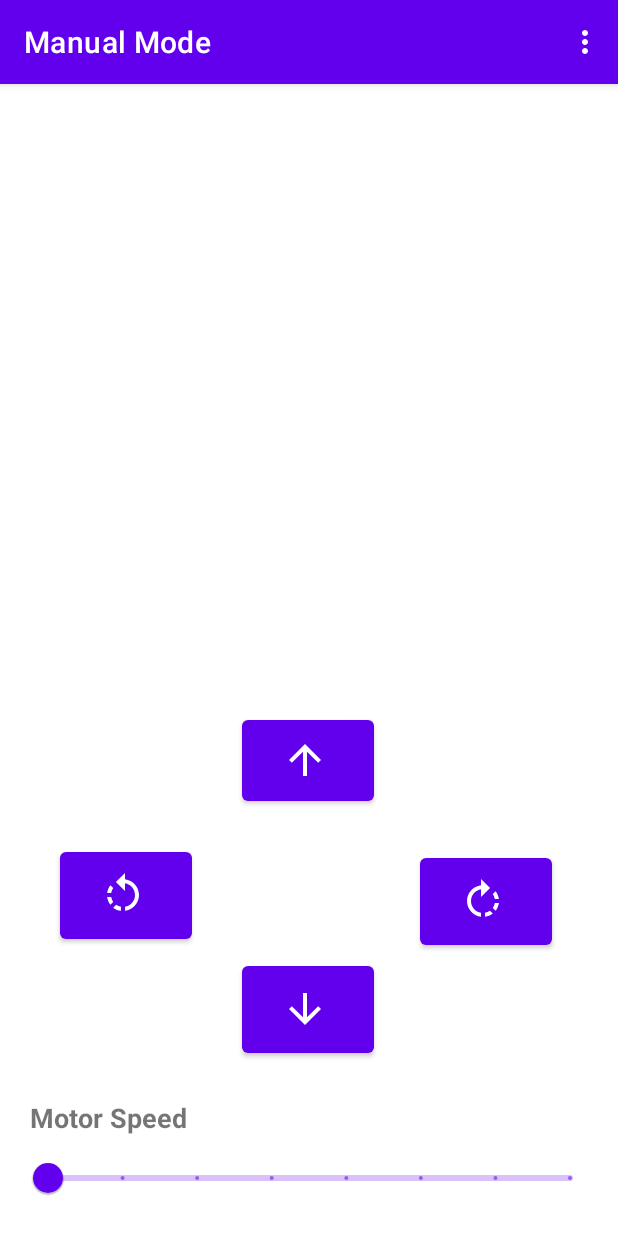
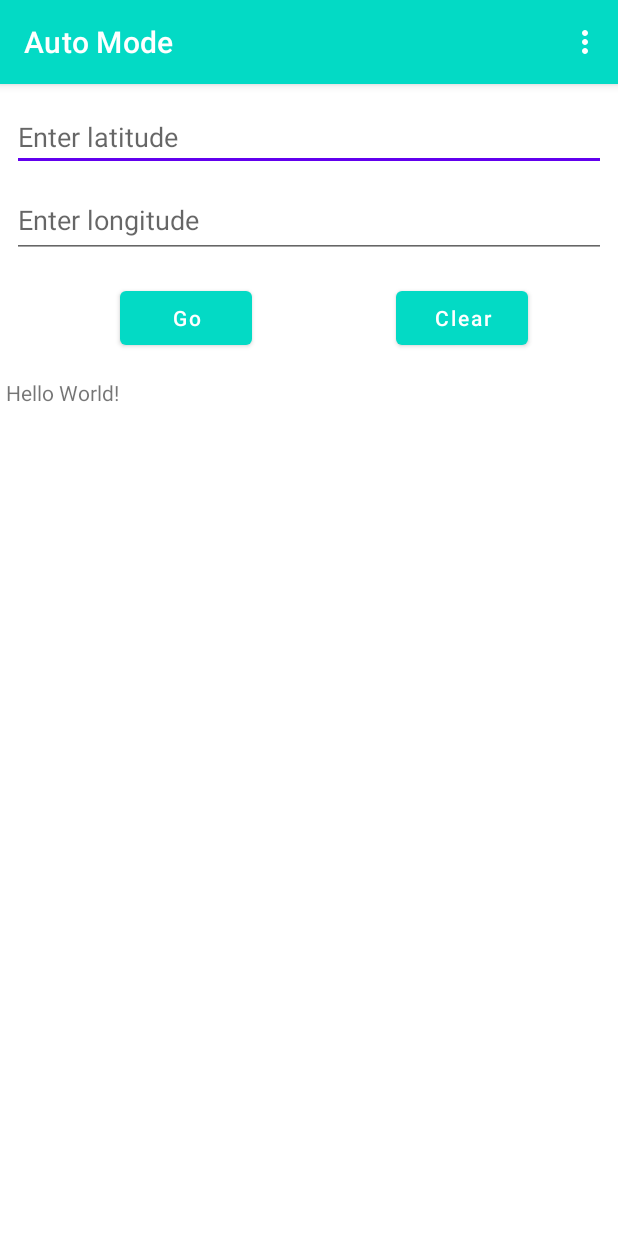
Before and after one commit to TSarkar2000/RoboticMind, an Android app: the ManualActivity screen opened directly, with no data from a screen before it, in the options menu, after a tap on "Switch to auto", on a phone screen of 412 x 824 dp. Run offline under Robolectric (Android 15) with nearby library versions, the phone set to English and light mode, and no system bars; libraries missing offline, so code that uses them is left out: org.eclipse.paho; 2 statements that could not run were skipped.

Commit message:
Added auto controls + few improvements in connection logic

```diff
--- a/app/build.gradle
+++ b/app/build.gradle
@@ -3,12 +3,12 @@ plugins {
 }
 
 android {
-    compileSdkVersion 29
+    compileSdkVersion 30
 
     defaultConfig {
         applicationId "com.tsc.roboticmind"
         minSdkVersion 22
-        targetSdkVersion 29
+        targetSdkVersion 30
         versionCode 1
         versionName "1.0"
 
--- /dev/null
+++ b/app/src/main/java/com/tsc/roboticmind/AutoActivity.java
@@ -0,0 +1,143 @@
+package com.tsc.roboticmind;
+
+import android.annotation.SuppressLint;
+import android.content.Intent;
+import android.os.Bundle;
+import android.view.Menu;
+import android.view.MenuItem;
+import android.view.View;
+import android.widget.EditText;
+import android.widget.ScrollView;
+import android.widget.TextView;
+import android.widget.Toast;
+
+import androidx.annotation.NonNull;
+import androidx.appcompat.app.AlertDialog;
+import androidx.appcompat.app.AppCompatActivity;
+
+import com.tsc.roboticmind.core.MqttRoboClient;
+import com.tsc.roboticmind.core.RoboClient;
+import com.tsc.roboticmind.core.Task;
+import com.tsc.roboticmind.utils.DataHolder;
+import com.tsc.roboticmind.utils.Prefs;
+
+import org.eclipse.paho.client.mqttv3.IMqttDeliveryToken;
+import org.eclipse.paho.client.mqttv3.MqttException;
+import org.eclipse.paho.client.mqttv3.MqttMessage;
+
+import java.util.Objects;
+
+public class AutoActivity extends AppCompatActivity {
+
+    EditText latText, lonText;
+    ScrollView scrollView;
+    TextView autoDisplay;
+
+    private Task task;
+
+    @Override
+    protected void onCreate(Bundle savedInstanceState) {
+        super.onCreate(savedInstanceState);
+        setContentView(R.layout.activity_auto);
+
+        Objects.requireNonNull(getSupportActionBar()).setTitle("Auto Mode");
+
+        latText = findViewById(R.id.latText);
+        lonText = findViewById(R.id.lonText);
+        scrollView = findViewById(R.id.scrollView2);
+        autoDisplay = findViewById(R.id.autoDisplay);
+
+        task = DataHolder.getInstance().getTask();
+        task.setMqttEventListener(eventListener);
+    }
+
+    private final StringBuilder sb = new StringBuilder();
+    private final MqttRoboClient.EventListener eventListener = new MqttRoboClient.EventListener() {
+
+        @Override
+        public void connectionLost(Throwable cause) {
+            onMessageEvent("Disconnected.");
+        }
+
+        @Override
+        public void messageArrived(String topic, MqttMessage message) throws Exception {
+            onMessageEvent("Arrived " + (topic) + ": " + message);
+        }
+
+        @Override
+        public void deliveryComplete(IMqttDeliveryToken token) {
+            try {
+                onMessageEvent("Delivered:" + token.getMessage());
+            } catch (MqttException e) {
+                e.printStackTrace();
+            }
+        }
+
+        @Override
+        public void connectComplete(boolean reconnect, String serverURI) {
+            onMessageEvent("Connected to " + serverURI);
+            onMessageEvent("Client Id: " + task.reqClientId());
+            task.subscribe(Prefs.FROM_ESP8266);
+        }
+
+        @Override
+        public void onMessageEvent(String message) {
+            sb.append(message).append("\n");
+            autoDisplay.setText(sb.toString());
+            scrollView.fullScroll(View.FOCUS_DOWN);
+        }
+    };
+
+    public void onClearClick(View v) {
+        latText.setText("");
+        lonText.setText("");
+    }
+
+    public void onGoClick(View v) {
+        String lat = latText.getText().toString();
+        String lon = lonText.getText().toString();
+        if (lat.length() > 0 && lon.length() > 0) {
+            task.sendCommand("G" + lat + "," + lon, -1);
+        } else {
+            Toast.makeText(this, "Invalid coordinates!", Toast.LENGTH_SHORT).show();
+        }
+    }
+
+    @Override
+    public boolean onCreateOptionsMenu(Menu menu) {
+        getMenuInflater().inflate(R.menu.menu2, menu);
+        return super.onCreateOptionsMenu(menu);
+    }
+
+    @SuppressLint("NonConstantResourceId")
+    @Override
+    public boolean onOptionsItemSelected(@NonNull MenuItem item) {
+        switch (item.getItemId()) {
+            case R.id.manualMode:
+                startActivity(new Intent(this, ManualActivity.class));
+                finish();
+                break;
+            case R.id.settings:
+                startActivity(new Intent(this, SettingsActivity.class));
+                break;
+            case R.id.clearLogs:
+                autoDisplay.setText("");
+                sb.delete(0, sb.length());
+                break;
+        }
+        return super.onOptionsItemSelected(item);
+    }
+
+    @Override
+    public void onBackPressed() {
+        new AlertDialog.Builder(this)
+                .setMessage("Do you really want to exit ?")
+                .setPositiveButton("Yes", (dialog, which) -> {
+                    task.stop();
+                    finish();
+                })
+                .setNegativeButton("Cancel", null)
+                .create()
+                .show();
+    }
+}
--- a/app/src/main/java/com/tsc/roboticmind/MainActivity.java
+++ b/app/src/main/java/com/tsc/roboticmind/ManualActivity.java
@@ -23,13 +23,14 @@ import com.tsc.roboticmind.core.MqttRoboClient;
 import com.tsc.roboticmind.core.RoboClient;
 import com.tsc.roboticmind.core.Task;
 import com.tsc.roboticmind.utils.Commands;
+import com.tsc.roboticmind.utils.DataHolder;
 import com.tsc.roboticmind.utils.Prefs;
 
 import org.eclipse.paho.client.mqttv3.IMqttDeliveryToken;
 import org.eclipse.paho.client.mqttv3.MqttException;
 import org.eclipse.paho.client.mqttv3.MqttMessage;
 
-public class MainActivity extends AppCompatActivity implements View.OnTouchListener, SharedPreferences.OnSharedPreferenceChangeListener {
+public class ManualActivity extends AppCompatActivity implements View.OnTouchListener, SharedPreferences.OnSharedPreferenceChangeListener {
 
     private Button upBtn;
     private Button rightBtn;
@@ -54,7 +55,7 @@ public class MainActivity extends AppCompatActivity implements View.OnTouchListe
 
         slider = findViewById(R.id.slider);
 
-        mainDisplay = findViewById(R.id.mainDisplay);
+        mainDisplay = findViewById(R.id.manualDisplay);
 
         scrollView = findViewById(R.id.scrollView);
     }
@@ -63,12 +64,12 @@ public class MainActivity extends AppCompatActivity implements View.OnTouchListe
     @Override
     protected void onCreate(Bundle savedInstanceState) {
         super.onCreate(savedInstanceState);
-        setContentView(R.layout.activity_main);
+        setContentView(R.layout.activity_manual);
 
         SharedPreferences preferences = getApplicationContext().getSharedPreferences("settings", MODE_PRIVATE);
         preferences.registerOnSharedPreferenceChangeListener(this);
 
-        task = new Task(new RoboClient(1, preferences.getString(Prefs.KEY_BROKER, Prefs.DEF_BROKER), this));
+        task = DataHolder.getInstance().getTask();
         task.setMqttEventListener(eventListener);
 
         initWidgets();
@@ -81,8 +82,6 @@ public class MainActivity extends AppCompatActivity implements View.OnTouchListe
         leftBtn.setOnTouchListener(this);
 
         slider.addOnSliderTouchListener(onSliderTouchListener);
-
-        task.begin();
     }
 
     private final Slider.OnSliderTouchListener onSliderTouchListener = new Slider.OnSliderTouchListener() {
@@ -106,7 +105,7 @@ public class MainActivity extends AppCompatActivity implements View.OnTouchListe
 
         @Override
         public void messageArrived(String topic, MqttMessage message) {
-            onMessageEvent("Arived "+(topic)+": "+ message);
+            onMessageEvent("Arrived "+(topic)+": "+ message);
         }
 
         @Override
@@ -144,8 +143,8 @@ public class MainActivity extends AppCompatActivity implements View.OnTouchListe
     public boolean onOptionsItemSelected(@NonNull MenuItem item) {
         switch (item.getItemId()) {
             case R.id.autoMode:
-                //startActivity(new Intent(this, AutoActivity.class));
-                //finish();
+                startActivity(new Intent(this, AutoActivity.class));
+                finish();
                 break;
             case R.id.settings:
                 startActivity(new Intent(this, SettingsActivity.class));
@@ -163,16 +162,13 @@ public class MainActivity extends AppCompatActivity implements View.OnTouchListe
     public void onBackPressed() {
         new AlertDialog.Builder(this)
                 .setMessage("Do you really want to exit ?")
-                .setPositiveButton("Yes", (dialog, which) -> finish())
+                .setPositiveButton("Yes", (dialog, which) -> {
+                    task.stop();
+                    finish();
+                })
                 .setNegativeButton("Cancel", null)
                 .create()
                 .show();
-    }
-
-    @Override
-    protected void onDestroy() {
-        super.onDestroy();
-        task.stop();
     }
 
     private Handler handler;
--- a/app/src/main/java/com/tsc/roboticmind/core/Task.java
+++ b/app/src/main/java/com/tsc/roboticmind/core/Task.java
@@ -37,6 +37,6 @@ public class Task {
     }
 
     public void stop() {
-       mqttRoboClient.disconnectAndShutdown();
+       mqttRoboClient.disconnect();
     }
 }
--- /dev/null
+++ b/app/src/main/java/com/tsc/roboticmind/utils/DataHolder.java
@@ -0,0 +1,25 @@
+package com.tsc.roboticmind.utils;
+
+import com.tsc.roboticmind.core.Task;
+
+public class DataHolder {
+
+    private static DataHolder dh;
+    private Task t;
+
+    private DataHolder() {}
+
+    public static DataHolder getInstance() {
+        if(dh == null)
+            dh = new DataHolder();
+        return dh;
+    }
+
+    public Task getTask() {
+        return t;
+    }
+
+    public void setTask(Task t) {
+        this.t = t;
+    }
+}
--- /dev/null
+++ b/app/src/main/res/layout/activity_auto.xml
@@ -0,0 +1,83 @@
+<?xml version="1.0" encoding="utf-8"?>
+<androidx.constraintlayout.widget.ConstraintLayout xmlns:android="http://schemas.android.com/apk/res/android"
+    xmlns:app="http://schemas.android.com/apk/res-auto"
+    xmlns:tools="http://schemas.android.com/tools"
+    android:layout_width="match_parent"
+    android:layout_height="match_parent"
+    tools:context=".AutoActivity">
+
+    <EditText
+        android:id="@+id/latText"
+        android:layout_width="0dp"
+        android:layout_height="42dp"
+        android:layout_marginStart="8dp"
+        android:layout_marginTop="16dp"
+        android:layout_marginEnd="8dp"
+        android:autofillHints=""
+        android:digits="0123456789."
+        android:ems="10"
+        android:hint="Enter latitude"
+        android:inputType="number"
+        app:layout_constraintEnd_toEndOf="parent"
+        app:layout_constraintStart_toStartOf="parent"
+        app:layout_constraintTop_toTopOf="parent" />
+
+    <EditText
+        android:id="@+id/lonText"
+        android:layout_width="0dp"
+        android:layout_height="50dp"
+        android:layout_marginStart="8dp"
+        android:layout_marginTop="8dp"
+        android:layout_marginEnd="8dp"
+        android:digits="0123456789."
+        android:ems="10"
+        android:hint="Enter longitude"
+        android:inputType="number"
+        app:layout_constraintEnd_toEndOf="parent"
+        app:layout_constraintStart_toStartOf="parent"
+        app:layout_constraintTop_toBottomOf="@+id/latText" />
+
+    <Button
+        android:id="@+id/goBtn"
+        android:layout_width="wrap_content"
+        android:layout_height="wrap_content"
+        android:layout_marginStart="80dp"
+        android:layout_marginTop="16dp"
+        android:onClick="onGoClick"
+        android:text="Go"
+        android:textAllCaps="false"
+        app:layout_constraintStart_toStartOf="parent"
+        app:layout_constraintTop_toBottomOf="@+id/lonText" />
+
+    <Button
+        android:id="@+id/clearBtn"
+        android:layout_width="wrap_content"
+        android:layout_height="wrap_content"
+        android:layout_marginTop="16dp"
+        android:layout_marginEnd="60dp"
+        android:onClick="onClearClick"
+        android:text="Clear"
+        android:textAllCaps="false"
+        app:layout_constraintEnd_toEndOf="parent"
+        app:layout_constraintTop_toBottomOf="@+id/lonText" />
+
+    <ScrollView
+        android:id="@+id/scrollView2"
+        android:layout_width="0dp"
+        android:layout_height="0dp"
+        android:layout_marginStart="4dp"
+        android:layout_marginTop="16dp"
+        android:layout_marginEnd="4dp"
+        android:layout_marginBottom="6dp"
+        app:layout_constraintBottom_toBottomOf="parent"
+        app:layout_constraintEnd_toEndOf="parent"
+        app:layout_constraintStart_toStartOf="parent"
+        app:layout_constraintTop_toBottomOf="@+id/goBtn">
+
+        <TextView
+            android:id="@+id/autoDisplay"
+            android:layout_width="match_parent"
+            android:layout_height="match_parent"
+            android:text="Hello World!" />
+    </ScrollView>
+</androidx.constraintlayout.widget.ConstraintLayout>
--- a/app/src/main/res/layout/activity_main.xml
+++ b/app/src/main/res/layout/activity_manual.xml
@@ -5,7 +5,7 @@
     android:id="@+id/cLayout"
     android:layout_width="match_parent"
     android:layout_height="match_parent"
-    tools:context=".MainActivity">
+    tools:context=".ManualActivity">
 
     <Button
         android:id="@+id/upBtn"
@@ -74,8 +74,12 @@
         android:id="@+id/scrollView"
         android:layout_width="fill_parent"
         android:layout_height="0dp"
+        android:layout_marginStart="4dp"
+        android:layout_marginTop="4dp"
+        android:layout_marginEnd="4dp"
+        android:layout_marginBottom="4dp"
+        android:fillViewport="true"
         android:focusableInTouchMode="false"
-        android:fillViewport="true"
         android:scrollbars="vertical"
         app:layout_constraintBottom_toTopOf="@+id/upBtn"
         app:layout_constraintEnd_toEndOf="parent"
@@ -83,11 +87,9 @@
         app:layout_constraintTop_toTopOf="parent">
 
         <TextView
-            android:id="@+id/mainDisplay"
+            android:id="@+id/manualDisplay"
             android:layout_width="match_parent"
-            android:layout_height="match_parent"
-            android:padding="8dp"
-            android:textSize="18sp" />
+            android:layout_height="match_parent" />
     </ScrollView>
 
     <TextView
--- a/app/src/main/res/menu/menu2.xml
+++ b/app/src/main/res/menu/menu2.xml
@@ -1,5 +1,14 @@
 <?xml version="1.0" encoding="utf-8"?>
-<menu xmlns:android="http://schemas.android.com/apk/res/android">
-    <item android:id="@+id/manualMode" android:title="Switch to manual" />
-    <item android:id="@+id/settings" android:title="Settings" />
+<menu xmlns:tools="http://schemas.android.com/tools"
+    xmlns:android="http://schemas.android.com/apk/res/android">
+    <item
+        android:id="@+id/manualMode"
+        android:title="Switch to manual"
+        />
+    <item
+        android:id="@+id/settings"
+        android:title="Settings" />
+    <item
+        android:id="@+id/clearLogs"
+        android:title="Clear logs" />
 </menu>
--- a/app/src/main/res/values/themes.xml
+++ b/app/src/main/res/values/themes.xml
@@ -2,12 +2,12 @@
     <!-- Base application theme. -->
     <style name="Theme.RoboController" parent="Theme.MaterialComponents.DayNight.DarkActionBar">
         <!-- Primary brand color. -->
-        <item name="colorPrimary">@color/purple_500</item>
-        <item name="colorPrimaryVariant">@color/purple_700</item>
+        <item name="colorPrimary">@color/teal_200</item>
+        <item name="colorPrimaryVariant">@color/teal_700</item>
         <item name="colorOnPrimary">@color/white</item>
         <!-- Secondary brand color. -->
-        <item name="colorSecondary">@color/teal_200</item>
-        <item name="colorSecondaryVariant">@color/teal_700</item>
+        <item name="colorSecondary">@color/purple_500</item>
+        <item name="colorSecondaryVariant">@color/purple_700</item>
         <item name="colorOnSecondary">@color/black</item>
         <!-- Status bar color. -->
         <item name="android:statusBarColor" tools:targetApi="l">?attr/colorPrimaryVariant</item>
```
Also changed, not shown: app/src/main/AndroidManifest.xml (+17 -11 lines), app/src/main/java/com/tsc/roboticmind/ParentActivity.java (+9 -2 lines), app/src/main/java/com/tsc/roboticmind/core/MqttRoboClient.java (+11 -2 lines), app/src/main/res/menu/menu.xml (+9 -3 lines).
